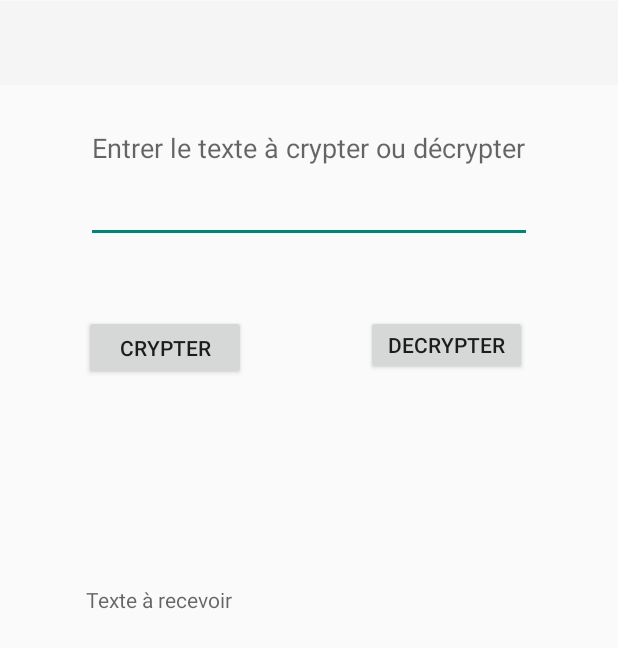
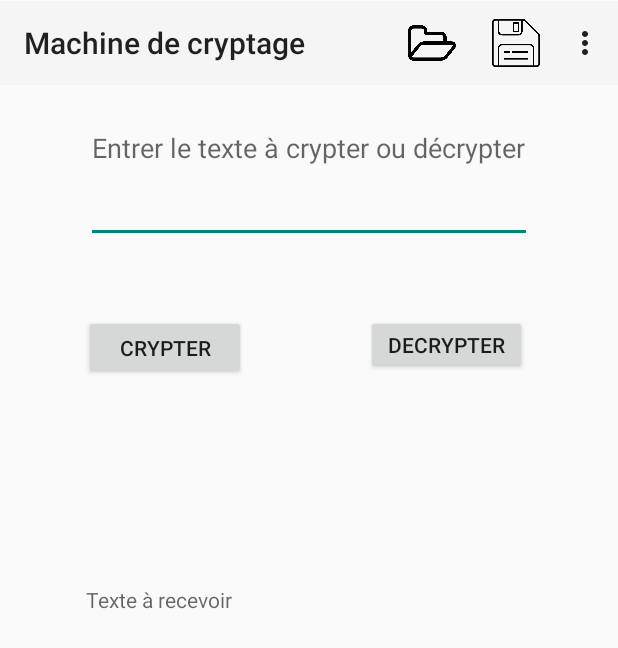
Before and after one commit to cours420Om/5j6_laboratoire3-sMarchane, an Android app: the screen it shows after launch (MainActivity), on a phone screen of 412 x 824 dp. Shown: the top 648 px of the screen. Run offline under Robolectric (Android 15) with nearby library versions, the phone set to English and light mode, and no system bars.

Commit message:
Création du menu dans la barre d'action

```diff
--- a/app/src/main/java/com/example/labo3/MainActivity.java
+++ b/app/src/main/java/com/example/labo3/MainActivity.java
@@ -1,10 +1,13 @@
 package com.example.labo3;
+
+import androidx.appcompat.widget.Toolbar;
+import android.os.Bundle;
+import android.view.Menu;
 
 import androidx.appcompat.app.AppCompatActivity;
 
-import android.os.Bundle;
+public class MainActivity extends AppCompatActivity {
 
-public class MainActivity extends AppCompatActivity {
 
     @Override
     protected void onCreate(Bundle savedInstanceState) {
@@ -12,7 +15,17 @@
         setContentView(R.layout.activity_main);
 
 
+        Toolbar tb_action = (Toolbar) findViewById(R.id.tb_barreAction);
+        setSupportActionBar(tb_action);
+    }
 
 
+    @Override
+    public boolean onCreateOptionsMenu(Menu menu){
+
+        getMenuInflater().inflate(R.menu.menu_items, menu);
+        return true;
     }
+
+
 }
--- a/app/src/main/res/layout/activity_main.xml
+++ b/app/src/main/res/layout/activity_main.xml
@@ -8,6 +8,7 @@
 
     <androidx.appcompat.widget.Toolbar
         android:id="@+id/tb_barreAction"
+        app:title="@string/app_name"
         android:layout_width="match_parent"
         android:layout_height="wrap_content"
         android:layout_marginBottom="4dp"
--- a/app/src/main/res/menu/menu_items.xml
+++ b/app/src/main/res/menu/menu_items.xml
@@ -1,4 +1,23 @@
 <?xml version="1.0" encoding="utf-8"?>
-<menu xmlns:android="http://schemas.android.com/apk/res/android">
+<menu xmlns:android="http://schemas.android.com/apk/res/android"
+    xmlns:app="http://schemas.android.com/apk/res-auto">
+    <item
+        android:id="@+id/mnu_ouvrir"
+        android:icon="@drawable/ouvrir"
+        android:title="Ouvrir"
+        app:showAsAction="ifRoom"/>
+    <item
+        android:id="@+id/mnu_sauvegarde"
+        android:icon="@drawable/sauvegarde"
+        android:title="Sauvegarder"
+        app:showAsAction="ifRoom"/>
+
+    <item
+        android:id="@+id/mnu_cle"
+        android:title="cle"
+        />
+    <item
+        android:id="@+id/mnu_quitter"
+        android:title="Quitter" />
 
 </menu>
--- a/app/src/main/res/values/strings.xml
+++ b/app/src/main/res/values/strings.xml
@@ -1,5 +1,5 @@
 <resources>
-    <string name="app_name">Labo3</string>
+    <string name="app_name">Machine de cryptage</string>
     <string name="ouvrir">Ouvrir</string>
     <string name="sauvegarder">Sauvegarder</string>
     <string name="cleDecalage">Clé de décalage</string>
```
Also changed, not shown: app/src/main/res/drawable/cle.png (added), app/src/main/res/drawable/ouvrir.png (added), app/src/main/res/drawable/quitter.png (added), app/src/main/res/drawable/sauvegarde.png (added).
